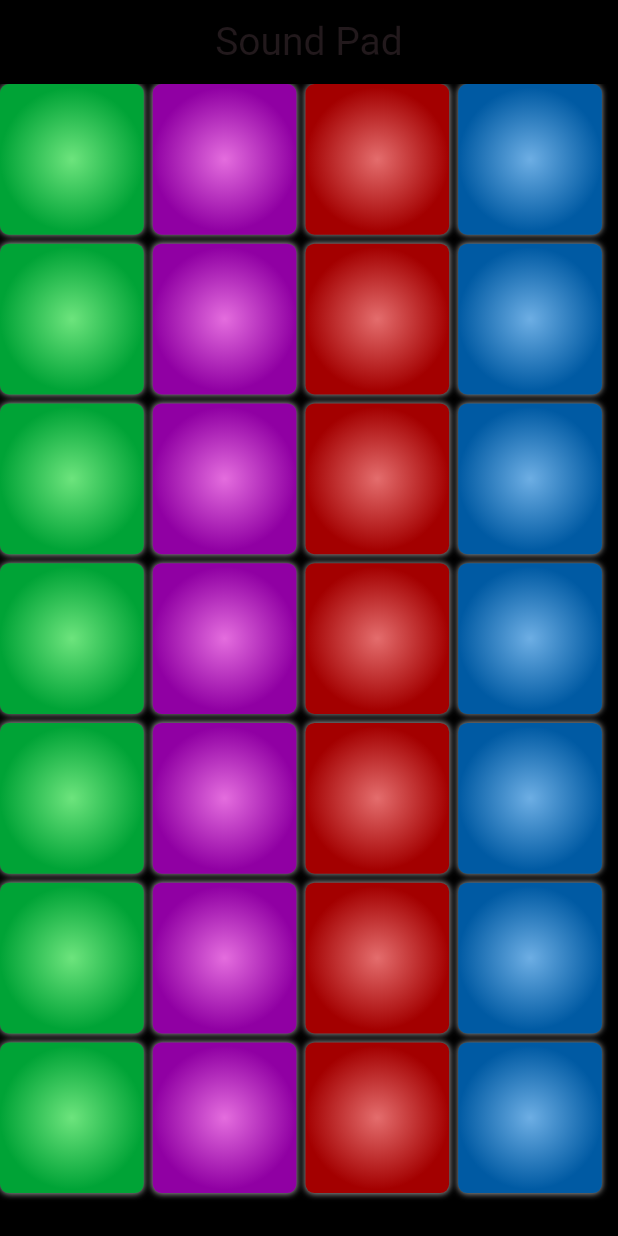
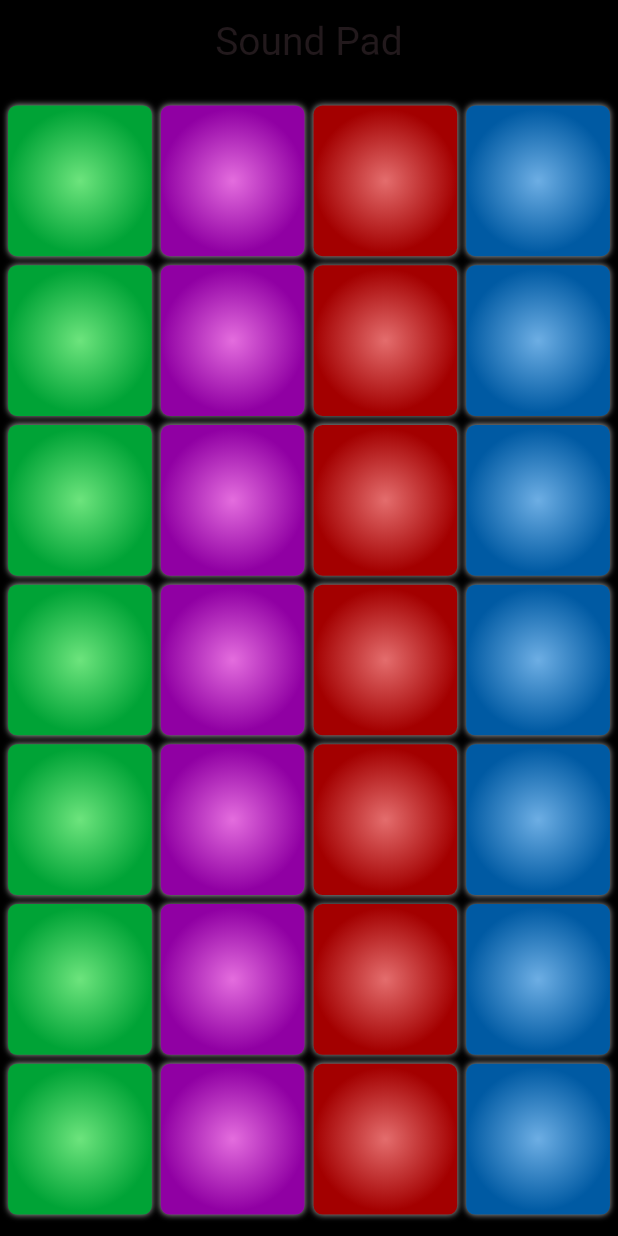
Before and after one commit to Janvierscode/sound_pad_app, a Flutter app: the screen it shows after launch, on a phone screen of 412 x 824 dp. Run offline on Flutter 3.47's test engine with Material 3 defaults, Android fonts, the phone set to English and light mode, and no system bars; our stand-ins replace audioplayers, google_fonts.

Commit message:
Refactor home_page.dart and main.dart

```diff
--- a/lib/home_page.dart
+++ b/lib/home_page.dart
@@ -15,7 +15,8 @@ class HomePage extends StatelessWidget {
           style: TextStyle(fontSize: 26.0),),
         ),
         backgroundColor: Colors.black,
-        body: const Wrap(
+        body: const Center(
+          child:  Wrap(
             spacing: 6.0,
             runSpacing: 6.0,
             children: [
@@ -51,6 +52,7 @@ class HomePage extends StatelessWidget {
 
           ]),
         ),
+      ),
     );
   }
 }
--- a/lib/main.dart
+++ b/lib/main.dart
@@ -12,8 +12,8 @@ class MyApp extends StatelessWidget {
   @override
   Widget build(BuildContext context) {
     return MaterialApp(
+      title: 'Sound Pad',
       debugShowCheckedModeBanner: false,
-      title: 'Flutter Demo',
       theme: ThemeData(
         textTheme: GoogleFonts.bungeeSpiceTextTheme(),
         colorScheme: ColorScheme.fromSeed(seedColor: Colors.black),
```
Lines whose indentation alone changed are shown as unchanged.
